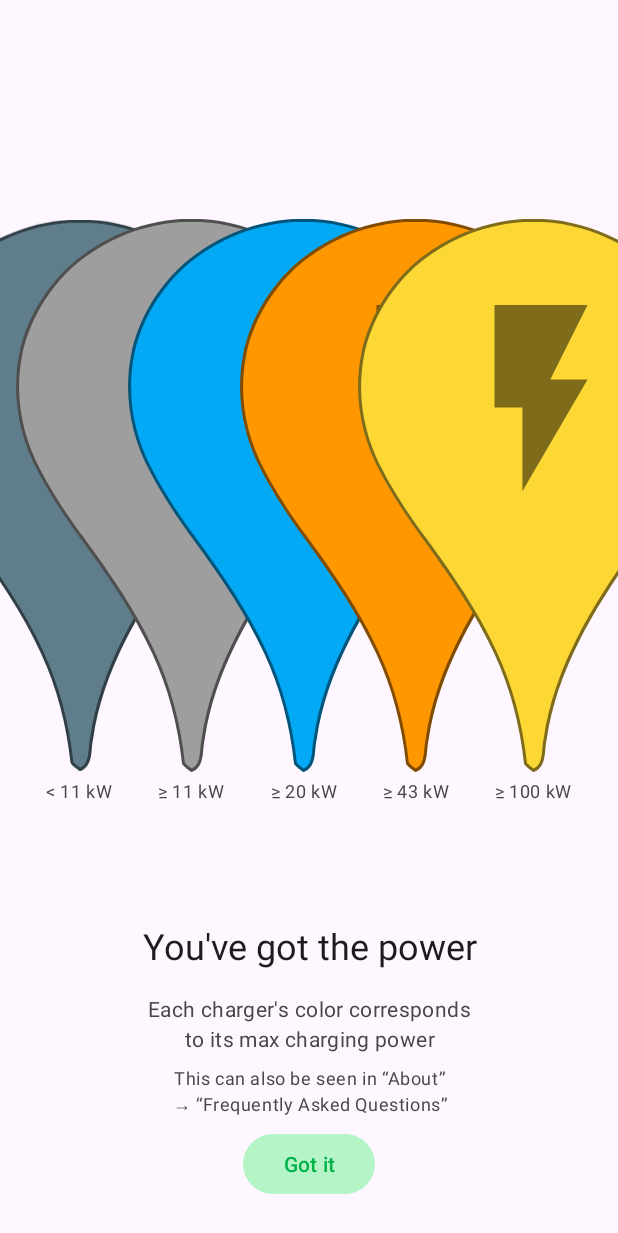
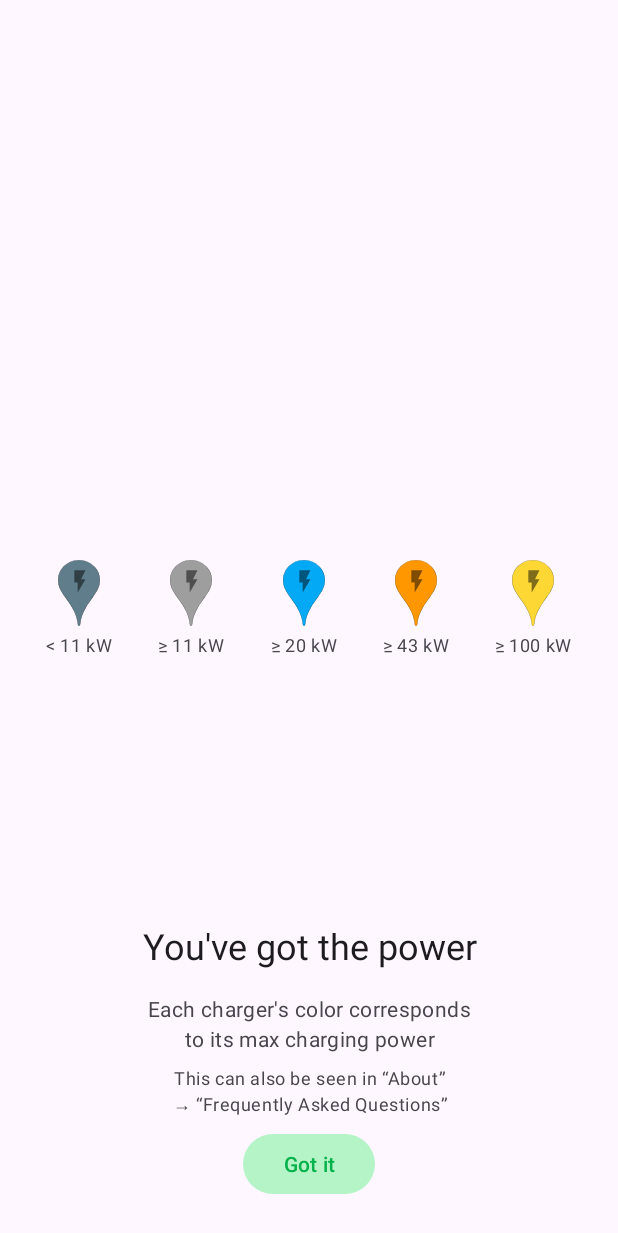
Before and after one commit to ev-map/EVMap, an Android app: the fragment IconsFragment shown on its own in the app's theme, on a phone screen of 412 x 824 dp. Shown: the top 1233 px of the screen. Run offline under Robolectric (Android 15) with nearby library versions, the phone set to English and light mode, and no system bars; 1 statement that could not run was skipped.

Commit message:
fix size of marker icon (mainly in intro)
(regression from b82f6f68fb46d3de150a46a232c66a43345afb2d)

```diff
--- a/app/src/main/res/drawable/ic_map_marker_charging.xml
+++ b/app/src/main/res/drawable/ic_map_marker_charging.xml
@@ -1,8 +1,8 @@
 <vector xmlns:android="http://schemas.android.com/apk/res/android"
-    android:width="233.8dp"
-    android:height="368.4dp"
+    android:viewportHeight="368.4"
     android:viewportWidth="233.8"
-    android:viewportHeight="368.4">
+    android:width="28dp"
+    android:height="44.11976dp">
   <path
       android:pathData="M117,367.4c-0.4,-0.3 -0.8,-0.6 -1.2,-0.9c-1.6,-1.2 -3.1,-2.3 -4.2,-3.7c-2.9,-26.9 -9.6,-51.7 -20.1,-74c-12.4,-27.3 -30.1,-52.4 -47.1,-75.8c-8.7,-12 -19.8,-27.9 -28.8,-45.2C2.3,143.6 -2.1,115.9 3.2,89.9c4.3,-20.4 15,-40 30.3,-55.2C53.6,15.1 81.5,2.8 109.9,1l13.5,0c34.4,1.9 66.9,18.9 86.9,45.4c12.8,16.3 20.8,37.5 22.5,59.8l0,8c-0.7,38.8 -23.7,70.9 -45.9,101.9c-1.7,2.3 -3.3,4.6 -5,6.9c-24.4,34.5 -50.3,76.1 -57.3,123.3c-0.5,2 -0.7,4.3 -0.9,6.5C123.3,359 122.8,364.9 117,367.4z"
       android:fillColor="#FFFFFF" />
```
